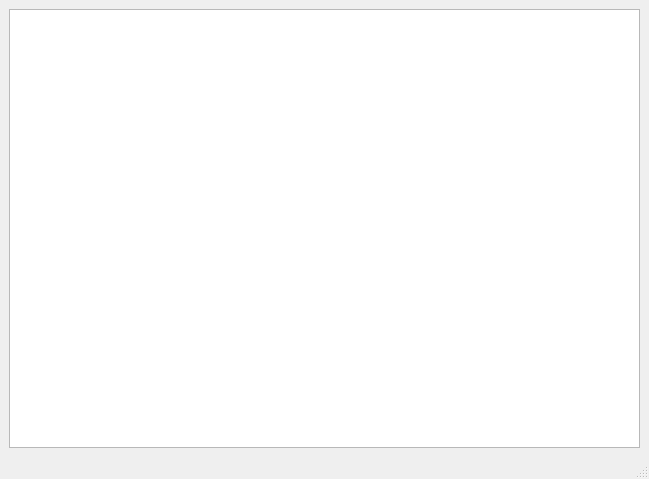
EricTierre/compiladores, file trabalho/Analisador_Semantico.ui: the form before one commit.
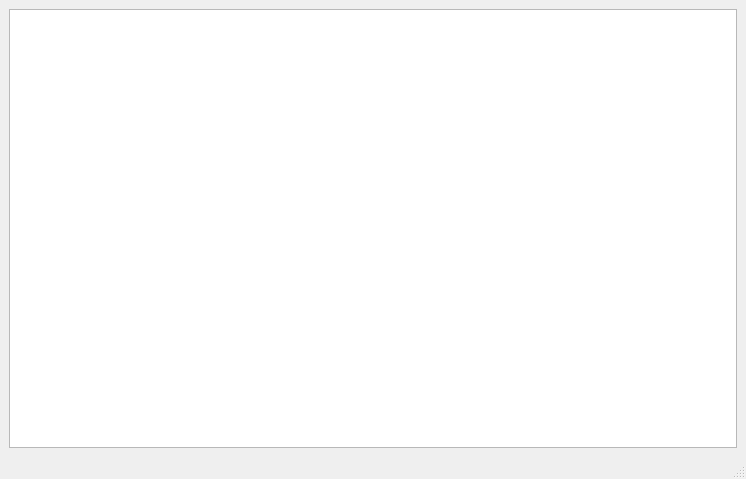
The form after the commit. Icons and pictures are not drawn.

Patch:
```diff
--- a/trabalho/Analisador_Semantico.ui
+++ b/trabalho/Analisador_Semantico.ui
@@ -9,7 +9,7 @@
    <rect>
     <x>0</x>
     <y>0</y>
-    <width>649</width>
+    <width>746</width>
     <height>479</height>
    </rect>
   </property>
```
Left out of the diff: 2 changed lines with no effect on the pictures.
